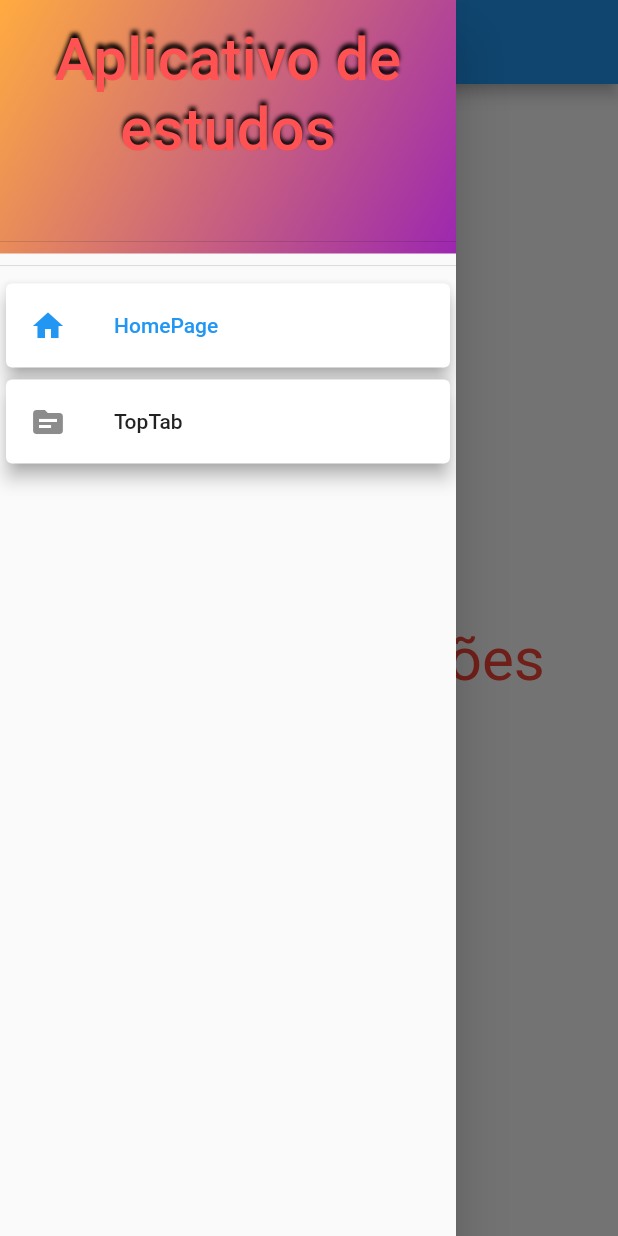
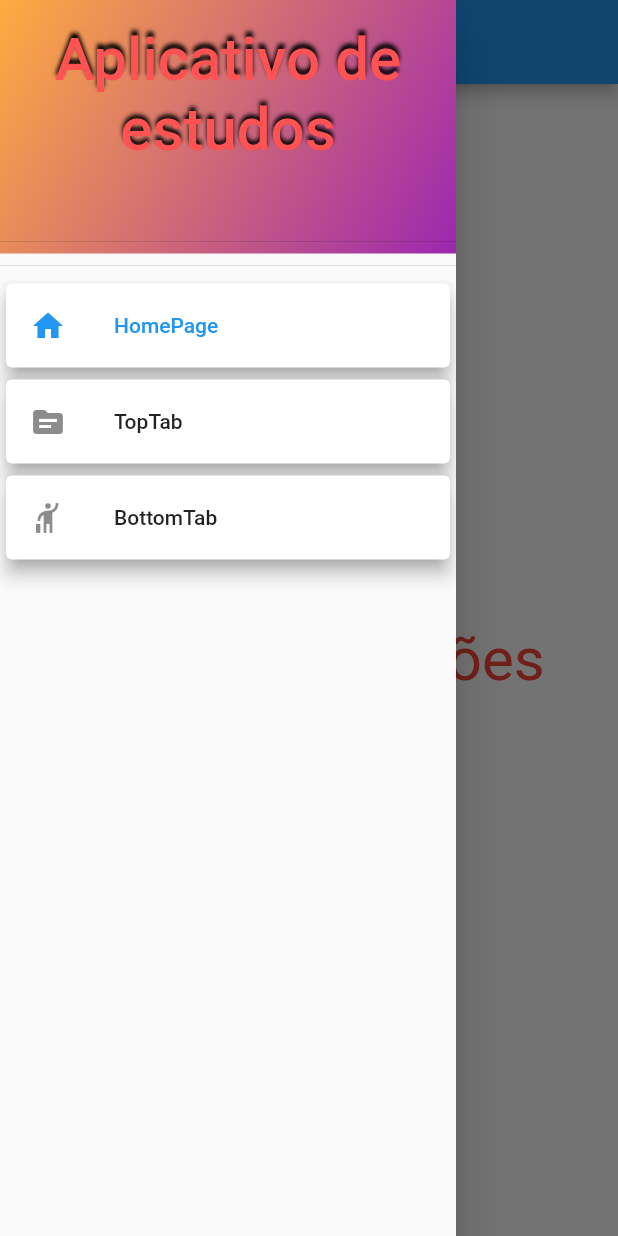
Before and after one commit to matheusEduardoTavares/revisaoConteudosFlutter, a Flutter app: the screen it shows after launch, with the side drawer open, on a phone screen of 412 x 824 dp. Run offline on Flutter 3.47's test engine with Material 2 defaults, Android fonts, the light colour scheme and no system bars.

Commit message:
Adicionado pagina com BottomNavigationBar

```diff
--- a/lib/utils/routes.dart
+++ b/lib/utils/routes.dart
@@ -2,6 +2,7 @@ import 'package:flutter/material.dart';
 import 'package:flutter/widgets.dart';
 import 'package:projetocompleto2/models/details_page.dart';
 import 'package:projetocompleto2/models/transitions_page.dart';
+import 'package:projetocompleto2/pages/bottom_tab_page/bottom_tab_page.dart';
 import 'package:projetocompleto2/pages/home_page/home_page.dart';
 import 'package:projetocompleto2/pages/top_tab_page/top_tab_page.dart';
 import 'package:projetocompleto2/widgets/custom_material_page_route/custom_material_page_route.dart';
@@ -9,6 +10,7 @@ import 'package:projetocompleto2/widgets/custom_material_page_route/custom_mater
 abstract class Routes {
   static const homePage = '/';
   static const topTabPage = '/top_tab';
+  static const bottomTabPage = '/bottom_tab';
 
   static final detailsPage = <DetailsPage>[
     DetailsPage(
@@ -25,6 +27,15 @@ abstract class Routes {
       leading: Icon(Icons.topic),
       transitionsPage: TransitionsPage(
         builder: (ctx) => TopTabPage(),
+      ),
+    ),
+    DetailsPage(
+      name: 'BottomTab',
+      goToNamedRoute: bottomTabPage,
+      leading: Icon(Icons.hail),
+      transitionsPage: TransitionsPage(
+        builder: (ctx) => BottomTabPage(),
+        hasAnimation: false,
       ),
     ),
   ];
```
Also changed, not shown: lib/pages/bottom_tab_page/bottom_tab_page.dart (added, +48 -0 lines).
